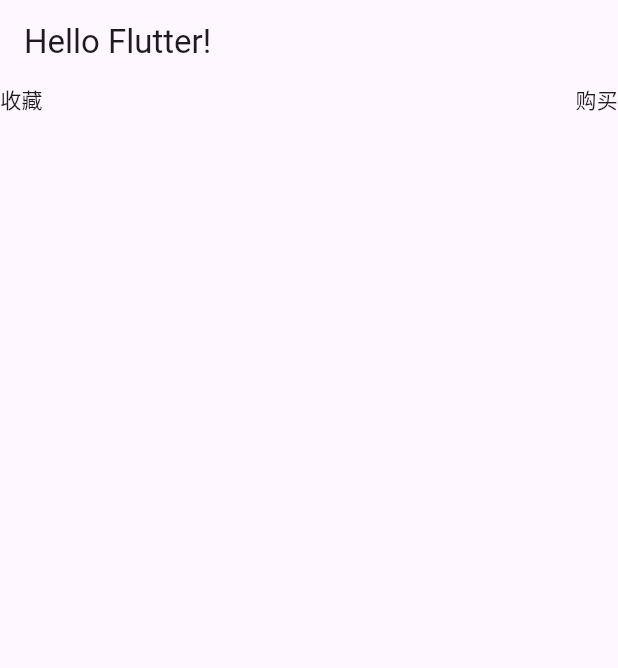
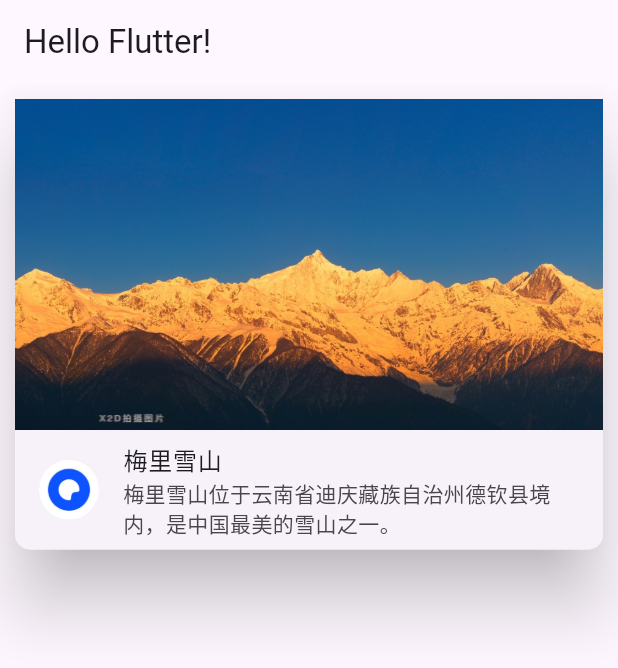
Before and after one commit to coder-zrl/flutter_demo, a Flutter app: the screen it shows after launch, on a phone screen of 412 x 824 dp. Shown: the top 668 px of the screen. Run offline on Flutter 3.47's test engine with Material 3 defaults, Android fonts, the phone set to English and light mode, and no system bars.

Commit message:
feat: Card、AspectRatio、ClipOval、CircleAvatar

```diff
--- /dev/null
+++ b/lib/date/flutter06_card.dart
@@ -0,0 +1,60 @@
+import 'package:flutter/material.dart';
+
+class MyApp extends StatelessWidget {
+  const MyApp({super.key});
+
+  @override
+  Widget build(BuildContext context) {
+    return ListView(
+      children: [
+        Card(
+          // 设置卡片的圆角
+          shape: RoundedRectangleBorder(
+            borderRadius: BorderRadius.circular(10),
+          ),
+          // 设置卡片的阴影
+          elevation: 20,
+          // 设置卡片的边距
+          margin: const EdgeInsets.all(10),
+          child: Column(
+            children: [
+              AspectRatio(
+                aspectRatio: 16 / 9,
+                // BoxFit.cover 充满整个屏幕
+                child: Image.asset("assets/img/梅里雪山.png", fit: BoxFit.cover),
+              ),
+              ListTile(
+                // 方案一：使用ClipOval来裁剪图片为圆形
+                // leading: ClipOval(
+                //   child: Image.asset(
+                //     "assets/img/quake.png",
+                //     width: 50,
+                //     height: 50,
+                //     fit: BoxFit.cover,
+                //   ),
+                // ),
+
+                // 方案二：使用CircleAvatar来显示圆形头像
+                leading: CircleAvatar(
+                  // radius: 25,
+                  backgroundImage: AssetImage("assets/img/quake.png"),
+                ),
+                title: const Text("梅里雪山"),
+                subtitle: const Text("梅里雪山位于云南省迪庆藏族自治州德钦县境内，是中国最美的雪山之一。"),
+              ),
+            ],
+          ),
+        ),
+      ],
+    );
+  }
+
+  //   // 使用AspectRatio来设置子组件的宽高比
+  //   // 显示一个容器，宽度是屏幕的宽度，高度是容器的一半
+  //   return AspectRatio(
+  //     // 设置宽高比为2:1
+  //     aspectRatio: 2 / 1,
+  //     child: Container(color: Colors.red),
+  //   );
+  // }
+}
--- a/lib/main.dart
+++ b/lib/main.dart
@@ -1,7 +1,7 @@
 // importM
 import 'package:flutter/material.dart';
 
-import 'date/flutter05_layout_align.dart';
+import 'date/flutter06_card.dart';
 
 void main() {
   runApp(
```
Also changed, not shown: pubspec.yaml (+2 -19 lines), assets/img/梅里雪山.png (added).
